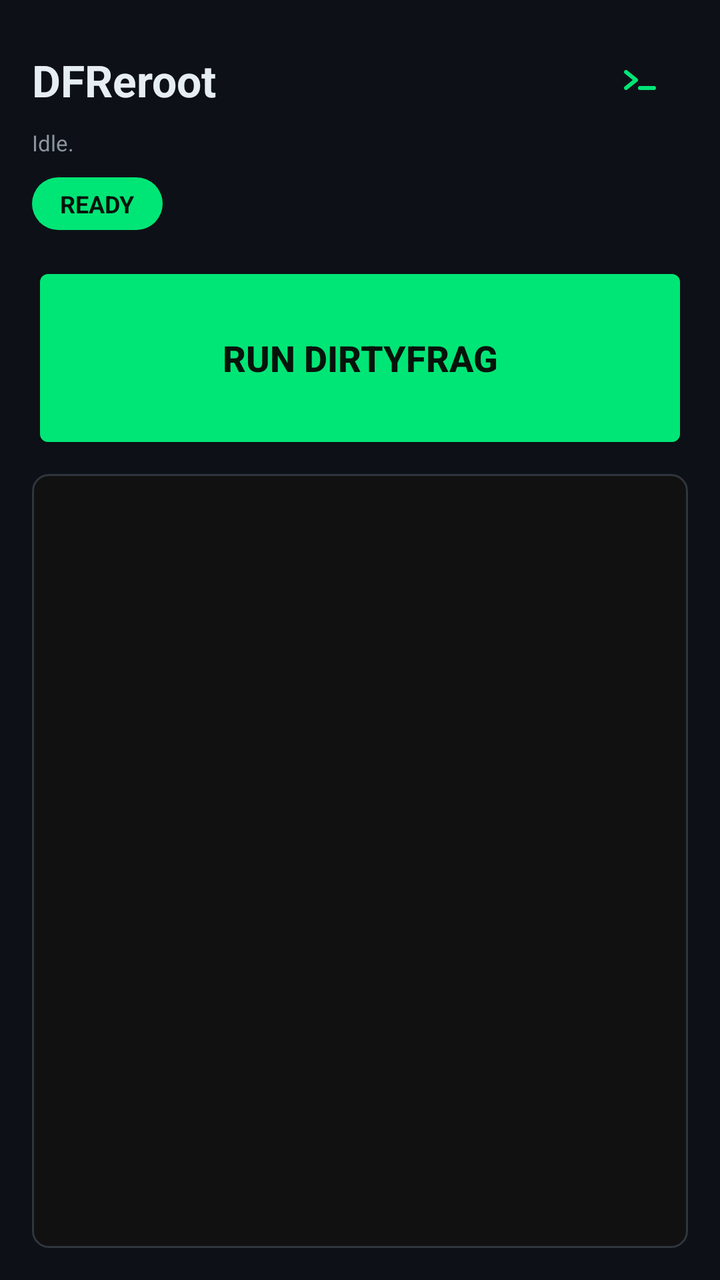
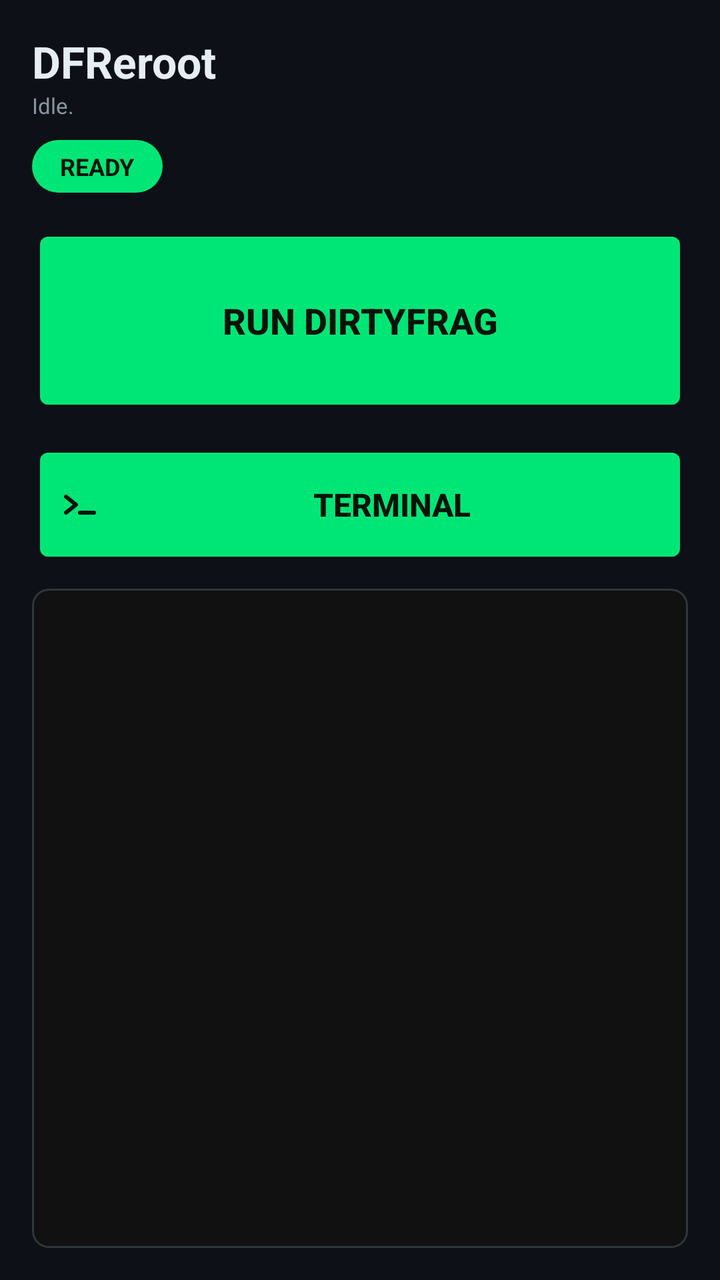

Two renders of the same Android screen: before a commit and after it. Below are the layout's source before the change and the commit's diff.
<!-- AndroidManifest.xml: application theme android:Theme.DeviceDefault.NoActionBar -->
<!-- res/layout/activity_main.xml -->
<?xml version="1.0" encoding="utf-8"?>
<LinearLayout xmlns:android="http://schemas.android.com/apk/res/android"
    android:orientation="vertical"
    android:padding="16dp"
    android:layout_width="match_parent"
    android:layout_height="match_parent"
    android:background="@color/bg"
    android:fitsSystemWindows="true">

    <LinearLayout
        android:layout_width="match_parent"
        android:layout_height="wrap_content"
        android:orientation="horizontal"
        android:gravity="center_vertical">

        <TextView
            android:id="@+id/appTitle"
            android:layout_width="0dp"
            android:layout_height="wrap_content"
            android:layout_weight="1"
            android:text="@string/app_name"
            android:textSize="22sp"
            android:textStyle="bold"
            android:textColor="@color/textPrimary" />

        <ImageButton
            android:id="@+id/btnTerminal"
            android:layout_width="48dp"
            android:layout_height="48dp"
            android:padding="8dp"
            android:src="@drawable/ic_terminal"
            android:background="?android:attr/selectableItemBackgroundBorderless"
            android:contentDescription="@string/terminal_open" />

    </LinearLayout>

    <TextView
        android:id="@+id/status"
        android:layout_width="match_parent"
        android:layout_height="wrap_content"
        android:text="@string/status_idle"
        android:textSize="11sp"
        android:textColor="@color/textSecondary" />

    <TextView
        android:id="@+id/statusChip"
        android:layout_width="wrap_content"
        android:layout_height="wrap_content"
        android:layout_marginTop="10dp"
        android:paddingHorizontal="14dp"
        android:paddingVertical="5dp"
        android:background="@drawable/chip_ok"
        android:text="@string/chip_ready"
        android:textSize="12sp"
        android:textStyle="bold"
        android:textColor="@color/accentText" />

    <Button
        android:id="@+id/btnRunAll"
        android:layout_width="match_parent"
        android:layout_height="wrap_content"
        android:layout_marginTop="16dp"
        android:minHeight="96dp"
        android:backgroundTint="@color/accent"
        android:textColor="@color/accentText"
        android:textSize="18sp"
        android:textStyle="bold"
        android:text="@string/run_all" />

    <ProgressBar
        android:id="@+id/progress"
        android:layout_width="wrap_content"
        android:layout_height="wrap_content"
        android:layout_gravity="center_horizontal"
        android:layout_marginTop="8dp"
        android:visibility="gone"
        style="?android:attr/progressBarStyleSmall"
        android:indeterminateTint="@color/accent" />

    <ScrollView
        android:layout_width="match_parent"
        android:layout_height="0dp"
        android:layout_weight="1"
        android:layout_marginTop="10dp"
        android:background="@drawable/log_box">
        <TextView
            android:id="@+id/log"
            android:layout_width="match_parent"
            android:layout_height="wrap_content"
            android:padding="8dp"
            android:typeface="monospace"
            android:textSize="11sp"
            android:textColor="@color/logText" />
    </ScrollView>

</LinearLayout>
<!-- resources referenced by this layout -->
<resources>
  <color name="accent">#00E676</color>
  <color name="accentText">#06130B</color>
  <color name="bg">#0D1117</color>
  <color name="logText">#D7E3D7</color>
  <color name="textPrimary">#E6EDF3</color>
  <color name="textSecondary">#8B949E</color>
  <!-- drawable chip_ok (drawable) -->
  <?xml version="1.0" encoding="utf-8"?>
  <shape xmlns:android="http://schemas.android.com/apk/res/android"
      android:shape="rectangle">
      <corners android:radius="16dp" />
      <solid android:color="@color/accent" />
  </shape>
  <!-- drawable ic_terminal (drawable) -->
  <?xml version="1.0" encoding="utf-8"?>
  <vector xmlns:android="http://schemas.android.com/apk/res/android"
      android:width="24dp"
      android:height="24dp"
      android:viewportWidth="24"
      android:viewportHeight="24">
      <path
          android:fillColor="#00000000"
          android:strokeColor="@color/accent"
          android:strokeWidth="2"
          android:strokeLineCap="round"
          android:strokeLineJoin="round"
          android:pathData="M5,16 L10,12 L5,8" />
      <path
          android:fillColor="#00000000"
          android:strokeColor="@color/accent"
          android:strokeWidth="2"
          android:strokeLineCap="round"
          android:pathData="M12,16 H19" />
  </vector>
  <!-- drawable log_box (drawable) -->
  <?xml version="1.0" encoding="utf-8"?>
  <shape xmlns:android="http://schemas.android.com/apk/res/android"
      android:shape="rectangle">
      <corners android:radius="8dp" />
      <solid android:color="@color/logBg" />
      <stroke android:width="1dp" android:color="@color/outline" />
  </shape>
  <string name="app_name">DFReroot</string>
  <string name="chip_ready">READY</string>
  <string name="run_all">Run DirtyFrag</string>
  <string name="status_idle">Idle.</string>
  <string name="terminal_open">Open terminal</string>
  <color name="logBg">#111111</color>
  <color name="outline">#30363D</color>
</resources>

<!-- the commit's change to res/layout/activity_main.xml (unified diff, before → after) -->
@@ -7,32 +7,14 @@
     android:background="@color/bg"
     android:fitsSystemWindows="true">
 
-    <LinearLayout
+    <TextView
+        android:id="@+id/appTitle"
         android:layout_width="match_parent"
         android:layout_height="wrap_content"
-        android:orientation="horizontal"
-        android:gravity="center_vertical">
-
-        <TextView
-            android:id="@+id/appTitle"
-            android:layout_width="0dp"
-            android:layout_height="wrap_content"
-            android:layout_weight="1"
-            android:text="@string/app_name"
-            android:textSize="22sp"
-            android:textStyle="bold"
-            android:textColor="@color/textPrimary" />
-
-        <ImageButton
-            android:id="@+id/btnTerminal"
-            android:layout_width="48dp"
-            android:layout_height="48dp"
-            android:padding="8dp"
-            android:src="@drawable/ic_terminal"
-            android:background="?android:attr/selectableItemBackgroundBorderless"
-            android:contentDescription="@string/terminal_open" />
-
-    </LinearLayout>
+        android:text="@string/app_name"
+        android:textSize="22sp"
+        android:textStyle="bold"
+        android:textColor="@color/textPrimary" />
 
     <TextView
         android:id="@+id/status"
@@ -77,6 +59,21 @@
         style="?android:attr/progressBarStyleSmall"
         android:indeterminateTint="@color/accent" />
 
+    <Button
+        android:id="@+id/btnTerminal"
+        android:layout_width="match_parent"
+        android:layout_height="wrap_content"
+        android:layout_marginTop="12dp"
+        android:minHeight="64dp"
+        android:backgroundTint="@color/accent"
+        android:textColor="@color/accentText"
+        android:textSize="16sp"
+        android:textStyle="bold"
+        android:drawableStart="@drawable/ic_terminal"
+        android:drawableTint="@color/accentText"
+        android:drawablePadding="8dp"
+        android:text="@string/terminal_button" />
+
     <ScrollView
         android:layout_width="match_parent"
         android:layout_height="0dp"
<!-- resource entries referenced after the edit -->
@@ -46,7 +46,7 @@
   <string name="chip_ready">READY</string>
   <string name="run_all">Run DirtyFrag</string>
   <string name="status_idle">Idle.</string>
-  <string name="terminal_open">Open terminal</string>
+  <string name="terminal_button">Terminal</string>
   <color name="logBg">#111111</color>
   <color name="outline">#30363D</color>
 </resources>
